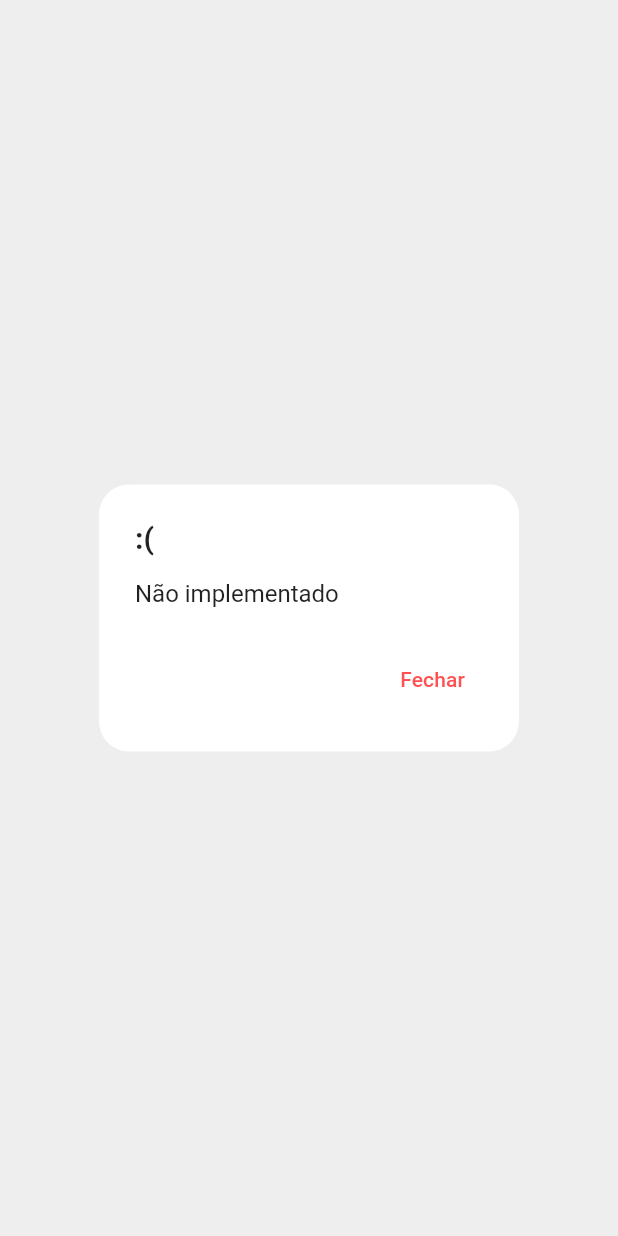
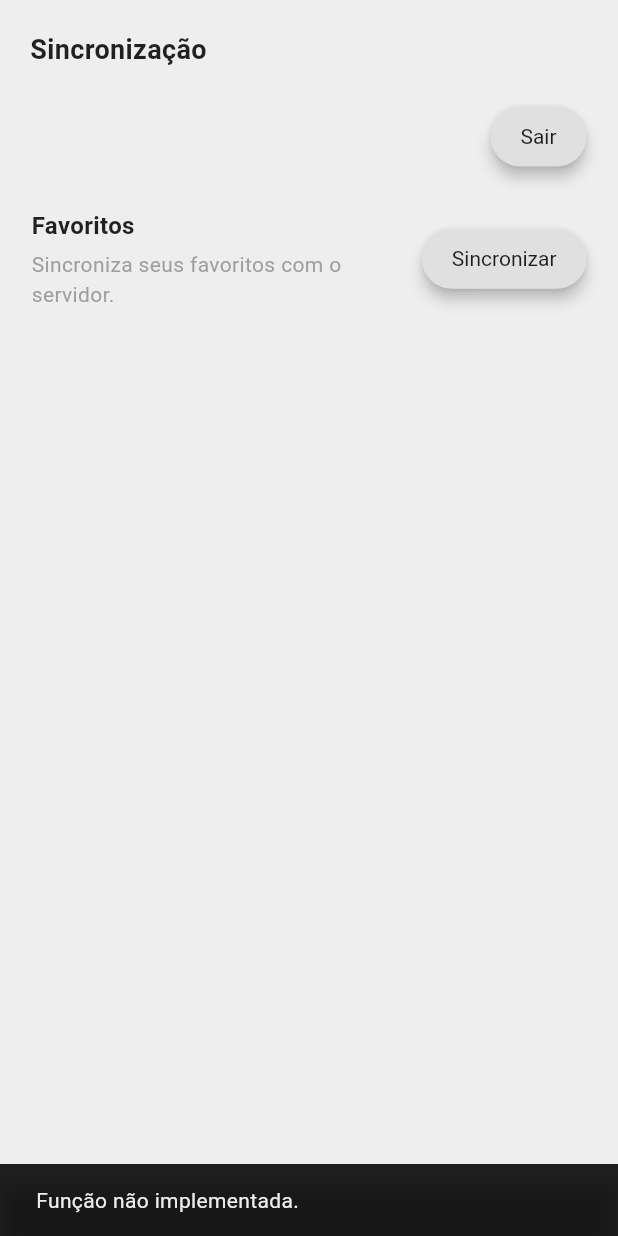
Before and after one commit to lzsjrp/MGDB_APP, a Flutter app: the SettingsSync screen opened directly, after a tap on "Sair", on a phone screen of 412 x 824 dp. Run offline on Flutter 3.47's test engine with Material 3 defaults, Android fonts, the phone set to English and light mode, and no system bars; our stand-ins replace cached_network_image, dio, flutter_secure_storage, get_it, google_nav_bar, injectable and 5 more; missing offline and left inert: install_plugin, version; accounts and stored records are empty; network calls fail.

Commit message:
ref(widgets): remove popup widget, use SnackBar

```diff
--- a/lib/presentation/home/settings/settings_sync.dart
+++ b/lib/presentation/home/settings/settings_sync.dart
@@ -1,7 +1,6 @@
 import 'package:flutter/material.dart';
 import 'package:mgdb/services/favorites_service.dart';
 
-import 'package:mgdb/shared/widgets/popup_widget.dart';
 import '../../../app/injectable.dart';
 import './widgets/settings_menu_widget.dart';
 import './dialogs/login_dialog.dart';
@@ -66,7 +65,11 @@ class _SettingsSyncState extends State<SettingsSync> {
                     }
                   }
                 : () {
-                    popupWidget(context, ":(", "Não implementado");
+                    ScaffoldMessenger.of(context).showSnackBar(
+                      const SnackBar(
+                        content: Text('Função não implementada.'),
+                      ),
+                    );
                   },
             buttonText: userData == null ? "Login" : "Sair",
             title: userData == null ? "Você não está logado" : (userData.name),
--- a/lib/shared/widgets/popup_widget.dart
+++ /dev/null
@@ -1,22 +0,0 @@
-import 'package:flutter/material.dart';
-
-Future<void> popupWidget(BuildContext context, String title, String message) {
-  return showDialog<void>(
-    context: context,
-    barrierDismissible: false,
-    builder: (BuildContext context) {
-      return AlertDialog(
-        title: Text(title),
-        content: Text(message),
-        actions: <Widget>[
-          TextButton(
-            child: const Text('Fechar'),
-            onPressed: () {
-              Navigator.of(context).pop();
-            },
-          ),
-        ],
-      );
-    },
-  );
-}
```
Also changed, not shown: lib/presentation/home/settings/settings_updates.dart (+12 -0 lines).
